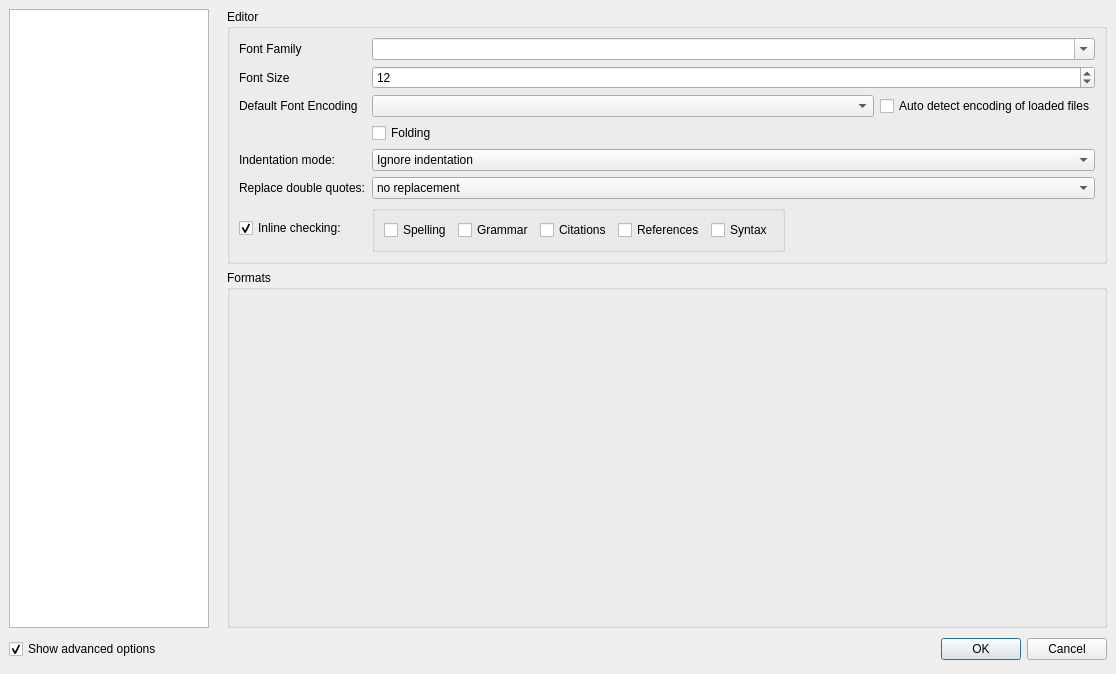
First picture: the form in configdialog.ui, repository svn2github/texstudio-trunk, before the edit.
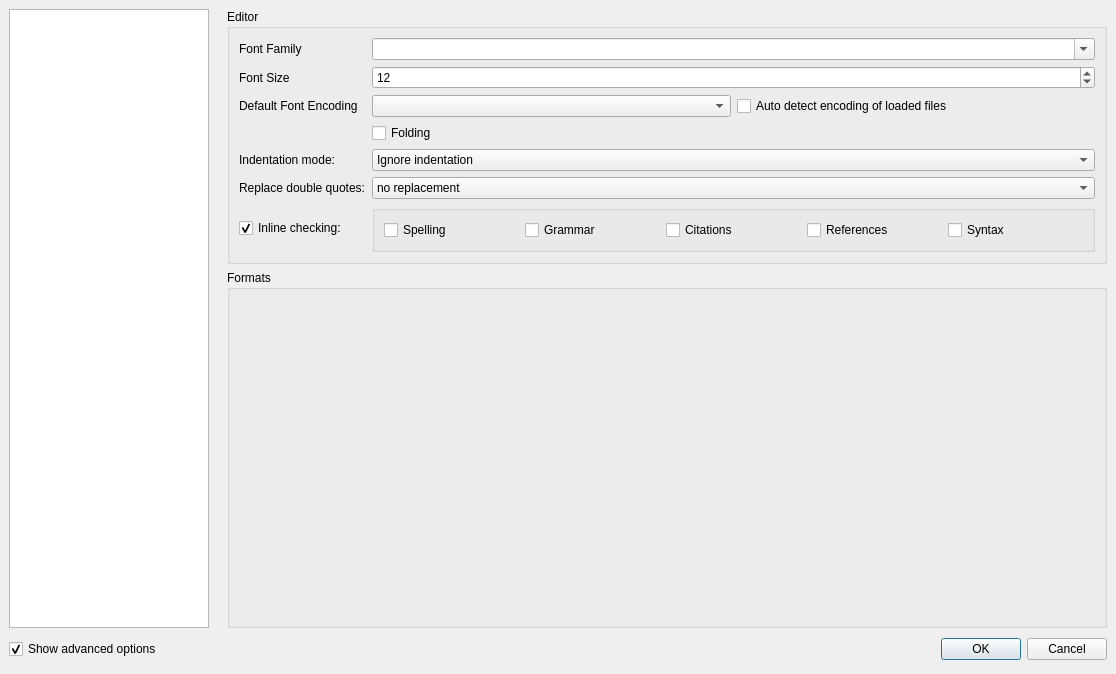
Second picture: the form after the edit. Icons and pictures are not drawn.

Commit message: small layout fix (inline checking)

What changed in the file:
```diff
--- a/configdialog.ui
+++ b/configdialog.ui
@@ -1208,10 +1208,10 @@
             </item>
            </widget>
           </item>
-          <item row="7" column="1">
+          <item row="7" column="1" colspan="6">
            <widget class="QGroupBox" name="groupBoxInlineChecking">
             <property name="sizePolicy">
-             <sizepolicy hsizetype="Preferred" vsizetype="Preferred">
+             <sizepolicy hsizetype="Expanding" vsizetype="Preferred">
               <horstretch>0</horstretch>
               <verstretch>0</verstretch>
              </sizepolicy>
```
Left out of the diff: 20 changed lines with no effect on the pictures.
